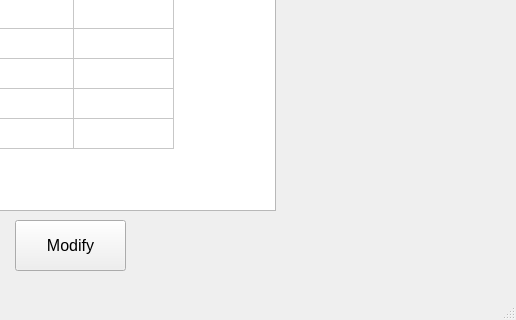
First picture: the form in UI/new_shade_modify.ui, repository nilay1221/Inventory_Management, before the edit; both pictures show x 325 to 841 and y 310 to 630 of the 841 by 630 pixel window.
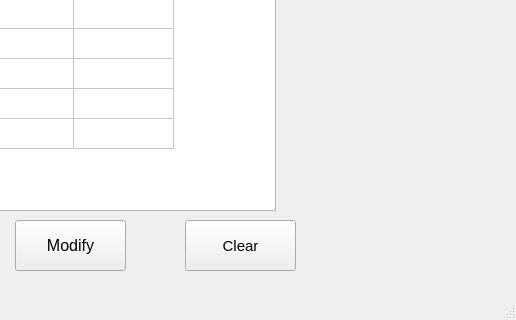
Second picture: the form after the edit.

Commit message: clear button added in ui files

```diff
--- a/UI/new_shade_modify.ui
+++ b/UI/new_shade_modify.ui
@@ -175,6 +175,24 @@
      </property>
     </column>
    </widget>
+   <widget class="QPushButton" name="new_shade_modify_clear">
+    <property name="geometry">
+     <rect>
+      <x>510</x>
+      <y>530</y>
+      <width>111</width>
+      <height>51</height>
+     </rect>
+    </property>
+    <property name="font">
+     <font>
+      <pointsize>11</pointsize>
+     </font>
+    </property>
+    <property name="text">
+     <string>Clear</string>
+    </property>
+   </widget>
   </widget>
   <widget class="QStatusBar" name="statusbar"/>
  </widget>
```
The commit also changes 21 other files.
